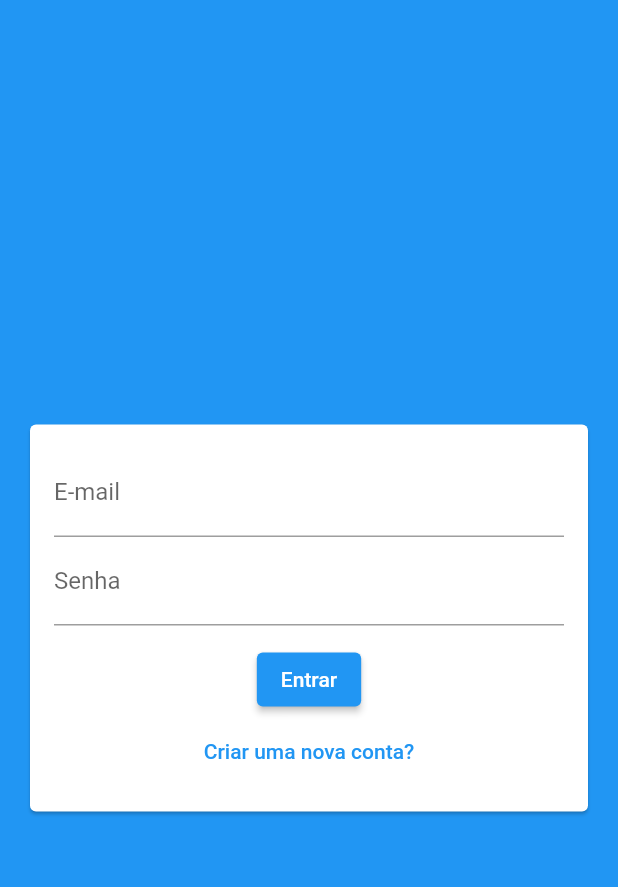
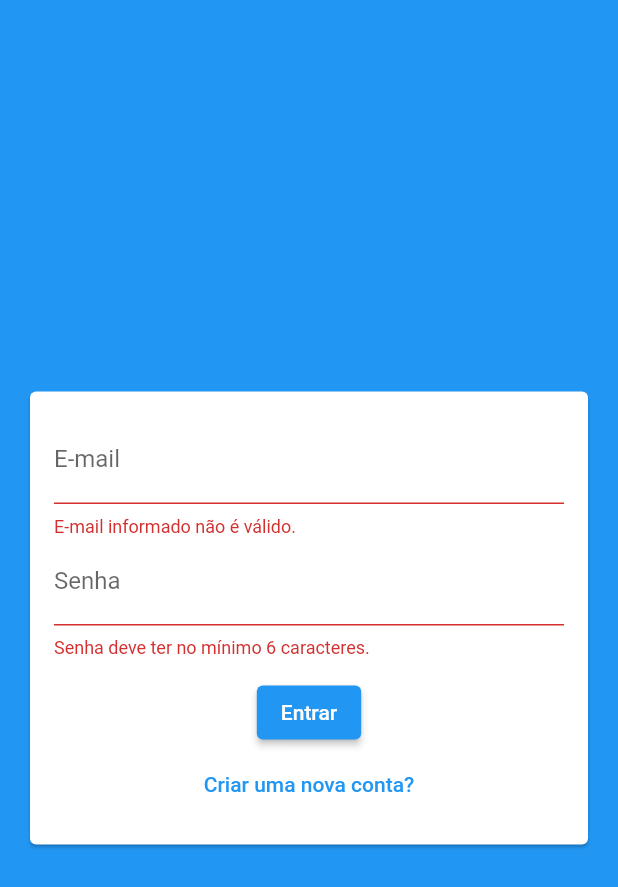
Before and after one commit to portelaoliveira/chat, a Flutter app: the screen it shows after launch, after a tap on "Entrar", on a phone screen of 412 x 824 dp. Shown: the top 887 px of the screen. Run offline on Flutter 3.47's test engine with Material 2 defaults, Android fonts, the phone set to English and light mode, and no system bars.

Commit message:
Auth Page#4.

```diff
--- a/lib/components/auth_form.dart
+++ b/lib/components/auth_form.dart
@@ -13,7 +13,8 @@ class _AuthFormState extends State<AuthForm> {
   final _formData = AuthFormData();
 
   void _submit() {
-    _formKey.currentState?.validate();
+    final isValid = _formKey.currentState?.validate() ?? false;
+    if (!isValid) return;
   }
 
   @override
@@ -28,7 +29,7 @@ class _AuthFormState extends State<AuthForm> {
             children: [
               if (_formData.isSignup)
                 TextFormField(
-                  key: ValueKey('name'),
+                  key: const ValueKey('name'),
                   initialValue: _formData.name,
                   onChanged: ((name) => _formData.name = name),
                   decoration: const InputDecoration(
@@ -36,21 +37,35 @@ class _AuthFormState extends State<AuthForm> {
                   ),
                 ),
               TextFormField(
-                key: ValueKey('email'),
+                key: const ValueKey('email'),
                 initialValue: _formData.email,
                 onChanged: ((email) => _formData.email = email),
                 decoration: const InputDecoration(
                   labelText: 'E-mail',
                 ),
+                validator: (_email) {
+                  final email = _email ?? '';
+                  if (!email.contains('@')) {
+                    return 'E-mail informado não é válido.';
+                  }
+                  return null;
+                },
               ),
               TextFormField(
-                key: ValueKey('password'),
+                key: const ValueKey('password'),
                 initialValue: _formData.password,
                 onChanged: ((password) => _formData.password = password),
                 obscureText: true,
                 decoration: const InputDecoration(
                   labelText: 'Senha',
                 ),
+                validator: (_password) {
+                  final password = _password ?? '';
+                  if (password.length < 6) {
+                    return 'Senha deve ter no mínimo 6 caracteres.';
+                  }
+                  return null;
+                },
               ),
               const SizedBox(
                 height: 12,
```
